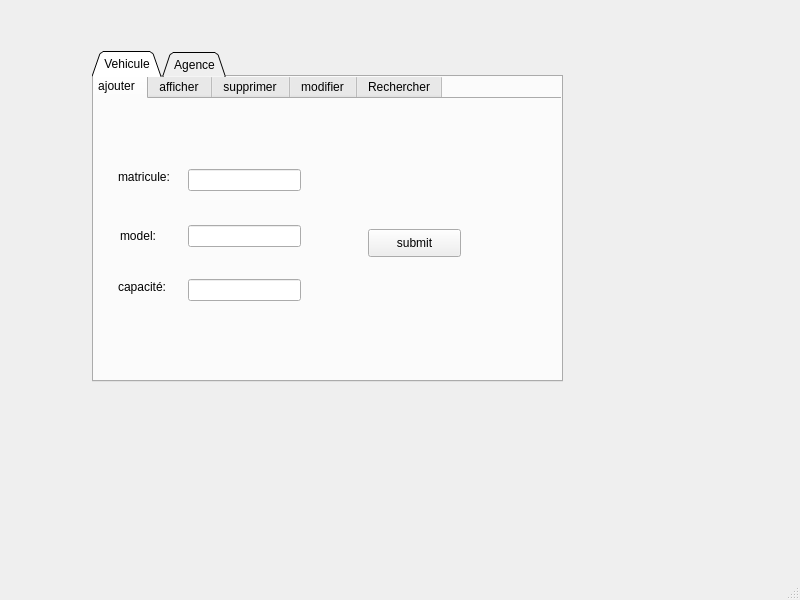
First picture: the form in untitled/mainwindow.ui, repository nidyas/Home-delivery-project_2A13, before the edit.
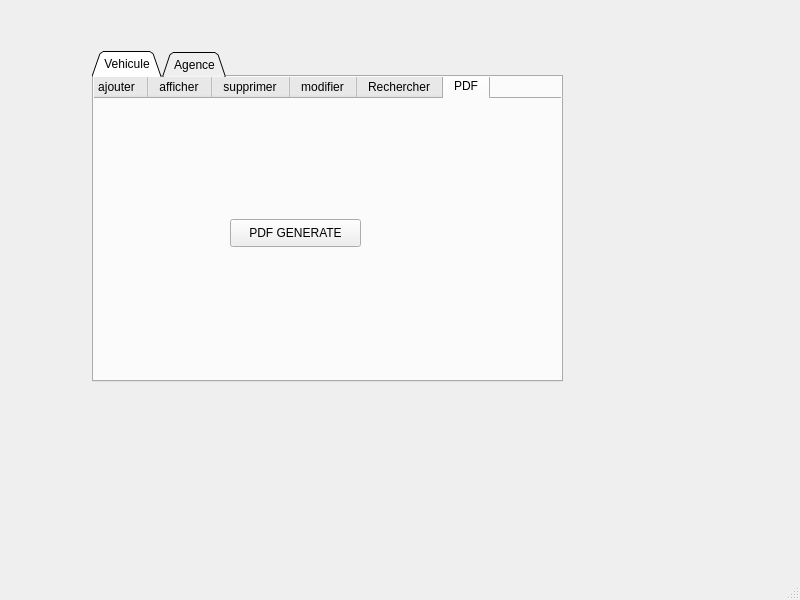
Second picture: the form after the edit.

Diff of the .ui file:
```diff
--- a/untitled/mainwindow.ui
+++ b/untitled/mainwindow.ui
@@ -46,7 +46,7 @@
        <enum>QTabWidget::Rounded</enum>
       </property>
       <property name="currentIndex">
-       <number>0</number>
+       <number>5</number>
       </property>
       <property name="iconSize">
        <size>
@@ -407,6 +407,24 @@
         </property>
        </widget>
       </widget>
+      <widget class="QWidget" name="tab_11">
+       <attribute name="title">
+        <string>PDF</string>
+       </attribute>
+       <widget class="QPushButton" name="pushButton_7">
+        <property name="geometry">
+         <rect>
+          <x>142</x>
+          <y>120</y>
+          <width>131</width>
+          <height>28</height>
+         </rect>
+        </property>
+        <property name="text">
+         <string>PDF GENERATE</string>
+        </property>
+       </widget>
+      </widget>
      </widget>
     </widget>
     <widget class="QWidget" name="tab_4">
```
